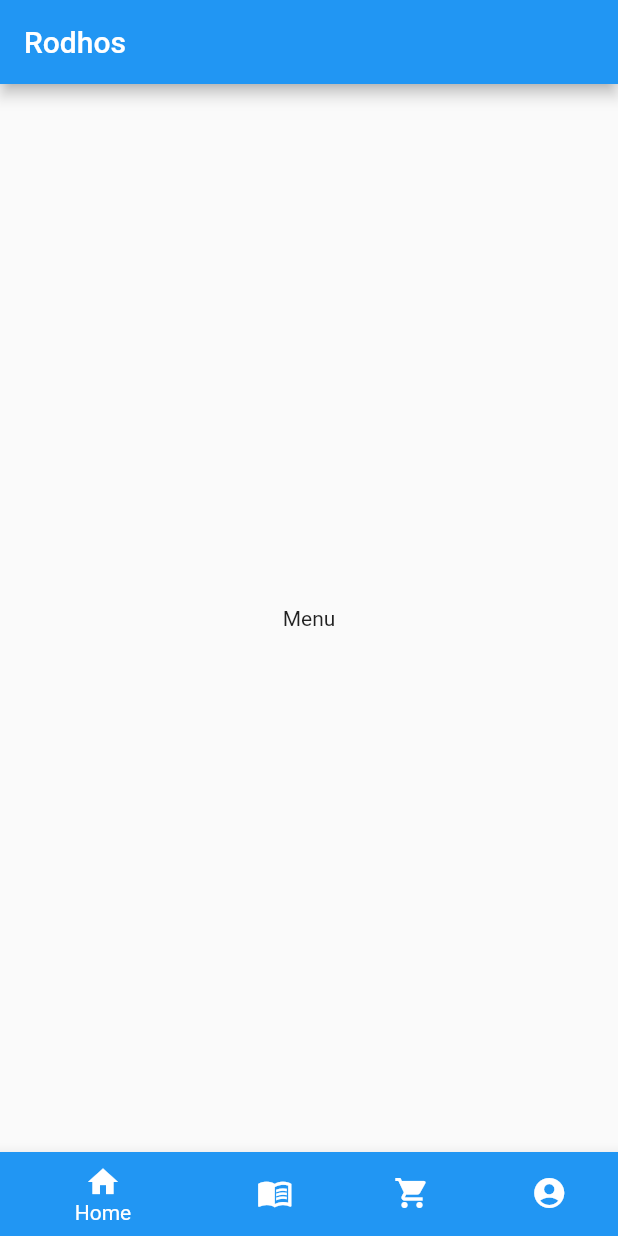
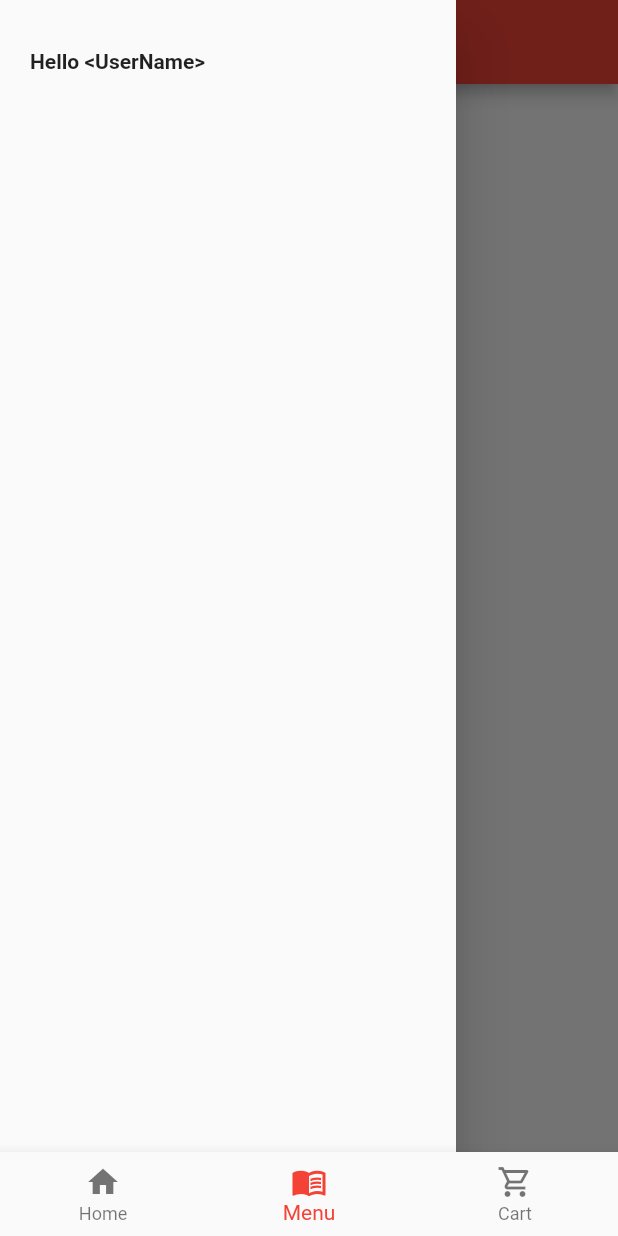
Before and after one commit to MohanpreetS/flutter_projects, a Flutter app: the screen it shows after launch, item 2 of the bottom bar chosen, with the side drawer open (before the commit the screen has no drawer), on a phone screen of 412 x 824 dp. Run offline on Flutter 3.47's test engine with Material 2 defaults, Android fonts, the phone set to English and light mode, and no system bars; our stand-ins replace shared_preferences.

Commit message:
added side drawer

```diff
--- a/rodhos/lib/main.dart
+++ b/rodhos/lib/main.dart
@@ -12,8 +12,9 @@ class MyApp extends StatelessWidget {
     return MaterialApp(
       title: 'Flutter Demo',
       theme: ThemeData(
-        primarySwatch: Colors.blue,
-      ),      home: TabsScreen(),
+        primarySwatch: Colors.red,
+      ),
+      home: TabsScreen(),
     );
   }
 }
--- a/rodhos/lib/screens/account_screen.dart
+++ b/rodhos/lib/screens/account_screen.dart
@@ -1,4 +1,5 @@
 import 'package:flutter/material.dart';
+import 'package:rodhos/widgets/main_drawer.dart';
 
 class AccountScreen extends StatefulWidget {
   @override
@@ -9,6 +10,7 @@ class _AccountScreenState extends State<AccountScreen> {
   @override
   Widget build(BuildContext context) {
     return Scaffold(
+      drawer: MainDrawer(),
       appBar: AppBar(
         title: Text('Rodhos'),
       ),
--- a/rodhos/lib/screens/cart_screen.dart
+++ b/rodhos/lib/screens/cart_screen.dart
@@ -1,4 +1,6 @@
 import 'package:flutter/material.dart';
+
+import '../widgets/main_drawer.dart';
 
 class CartScreen extends StatefulWidget {
   @override
@@ -9,8 +11,9 @@ class _CartScreenState extends State<CartScreen> {
   @override
   Widget build(BuildContext context) {
     return Scaffold(
+      drawer: MainDrawer(),
       appBar: AppBar(
-        title: Text('Rodhos'),
+        title: Text('Cart'),
       ),
       body: Center(
         child: Text('Cart'),
--- a/rodhos/lib/screens/home_screen.dart
+++ b/rodhos/lib/screens/home_screen.dart
@@ -1,4 +1,6 @@
 import 'package:flutter/material.dart';
+
+import '../widgets/main_drawer.dart';
 
 class HomeScreen extends StatefulWidget {
   @override
@@ -9,6 +11,7 @@ class _HomeScreenState extends State<HomeScreen> {
   @override
   Widget build(BuildContext context) {
     return Scaffold(
+      drawer: MainDrawer(),
       appBar: AppBar(
         title: Text('Rodhos'),
       ),
--- a/rodhos/lib/screens/menu_screen.dart
+++ b/rodhos/lib/screens/menu_screen.dart
@@ -1,4 +1,6 @@
 import 'package:flutter/material.dart';
+
+import '../widgets/main_drawer.dart';
 
 class MenuScreen extends StatefulWidget {
   @override
@@ -9,8 +11,9 @@ class _MenuScreenState extends State<MenuScreen> {
   @override
   Widget build(BuildContext context) {
     return Scaffold(
+      drawer: MainDrawer(),
       appBar: AppBar(
-        title: Text('Rodhos'),
+        title: Text('Menu'),
       ),
       body: Center(
         child: Text('Menu'),
--- a/rodhos/lib/screens/tabs_screen.dart
+++ b/rodhos/lib/screens/tabs_screen.dart
@@ -15,7 +15,6 @@ class _TabsScreenState extends State<TabsScreen> {
     HomeScreen(),
     MenuScreen(),
     CartScreen(),
-    AccountScreen(),
   ];
   int _selected = 0;
 
@@ -30,25 +29,23 @@ class _TabsScreenState extends State<TabsScreen> {
     return Scaffold(
       body: _pages[_selected],
       bottomNavigationBar: BottomNavigationBar(
+        currentIndex: _selected,
         onTap: _selectPage,
+        // backgroundColor: Theme.of(context).primaryColor,
         items: [
           BottomNavigationBarItem(
-              icon: Icon(Icons.home),
-              label: 'Home',
-              backgroundColor: Theme.of(context).primaryColor),
+            icon: Icon(Icons.home),
+            label: 'Home',
+            backgroundColor: Theme.of(context).primaryColor,
+          ),
           BottomNavigationBarItem(
-            icon: Icon(Icons.menu_book),
+            icon: Icon(Icons.menu_book_outlined),
             label: 'Menu',
             backgroundColor: Theme.of(context).primaryColor,
           ),
           BottomNavigationBarItem(
-            icon: Icon(Icons.shopping_cart),
+            icon: Icon(Icons.shopping_cart_outlined),
             label: 'Cart',
-            backgroundColor: Theme.of(context).primaryColor,
-          ),
-          BottomNavigationBarItem(
-            icon: Icon(Icons.account_circle),
-            label: 'Account',
             backgroundColor: Theme.of(context).primaryColor,
           ),
         ],
--- /dev/null
+++ b/rodhos/lib/widgets/main_drawer.dart
@@ -0,0 +1,22 @@
+import 'package:flutter/material.dart';
+
+class MainDrawer extends StatelessWidget {
+  @override
+  Widget build(BuildContext context) {
+    return Drawer(
+      child: Column(
+        children: [
+          Container(
+            height: MediaQuery.of(context).size.height * 0.1,
+            padding: EdgeInsets.all(20),
+            alignment: Alignment.centerLeft,
+            child: Text(
+              'Hello <UserName>',
+              style: TextStyle(fontWeight: FontWeight.bold),
+            ),
+          )
+        ],
+      ),
+    );
+  }
+}
```
